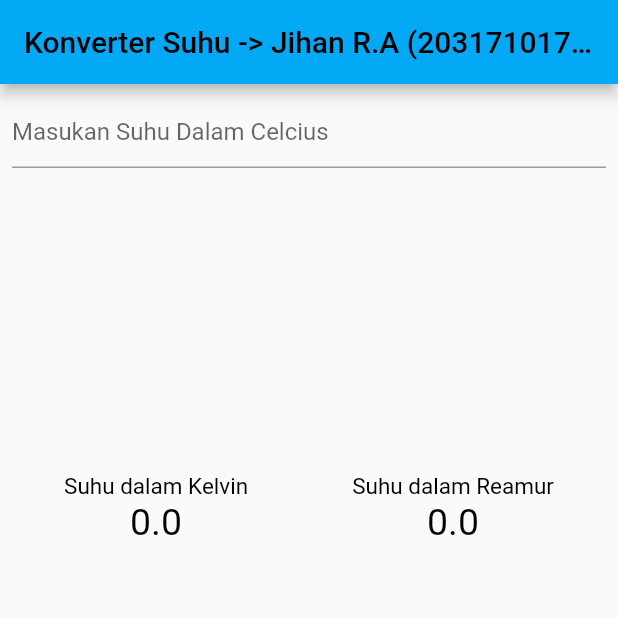
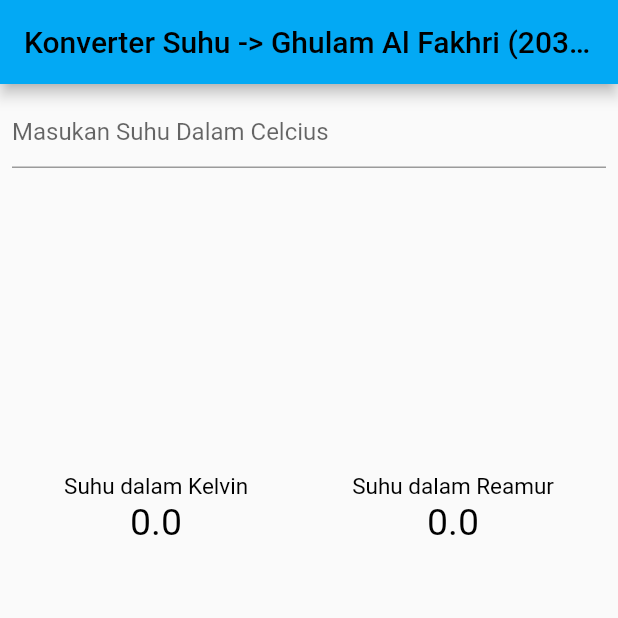
Before and after one commit to ghulamalfakhri/03-konversi-suhu-flutterr, a Flutter app: the screen it shows after launch, on a phone screen of 412 x 824 dp, the top half of it. Run offline on Flutter 3.47's test engine with Material 2 defaults, Android fonts, the phone set to English and light mode, and no system bars.

Commit message:
03-konversi-suhu-flutter

```diff
--- a/lib/main.dart
+++ b/lib/main.dart
@@ -50,7 +50,7 @@ class _MyAppState extends State<MyApp> {
       ),
       home: Scaffold(
         appBar: AppBar(
-          title: Text("Konverter Suhu -> Jihan R.A (2031710177)"),
+          title: Text("Konverter Suhu -> Ghulam Al Fakhri (2031710177)"),
         ),
         body: Container(
           margin: EdgeInsets.all(8),
```
